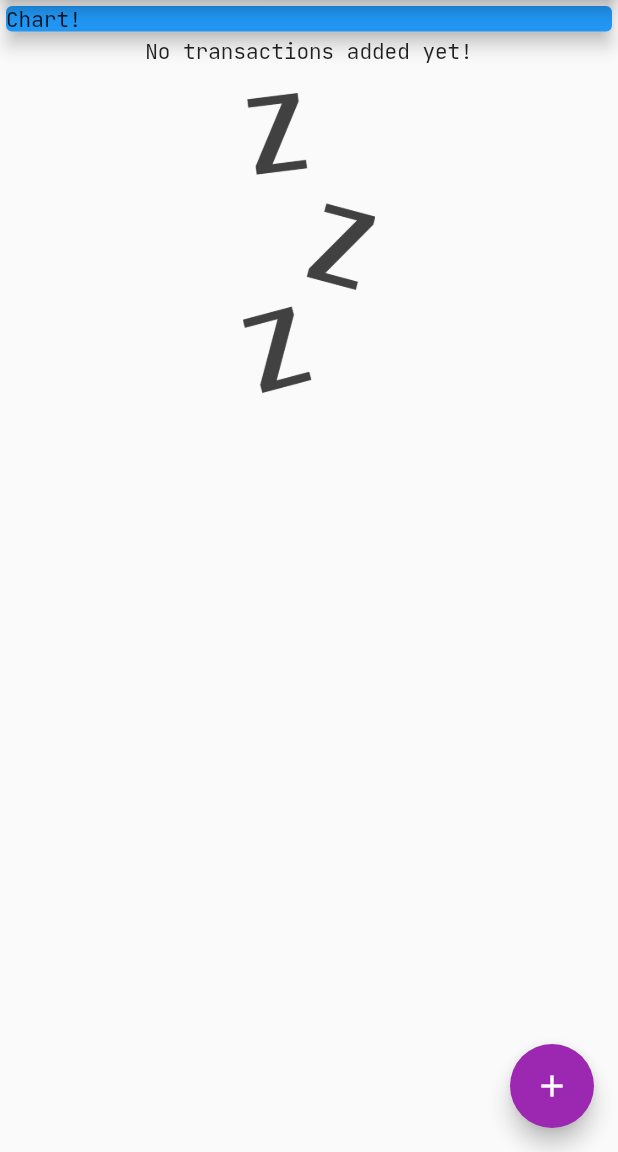
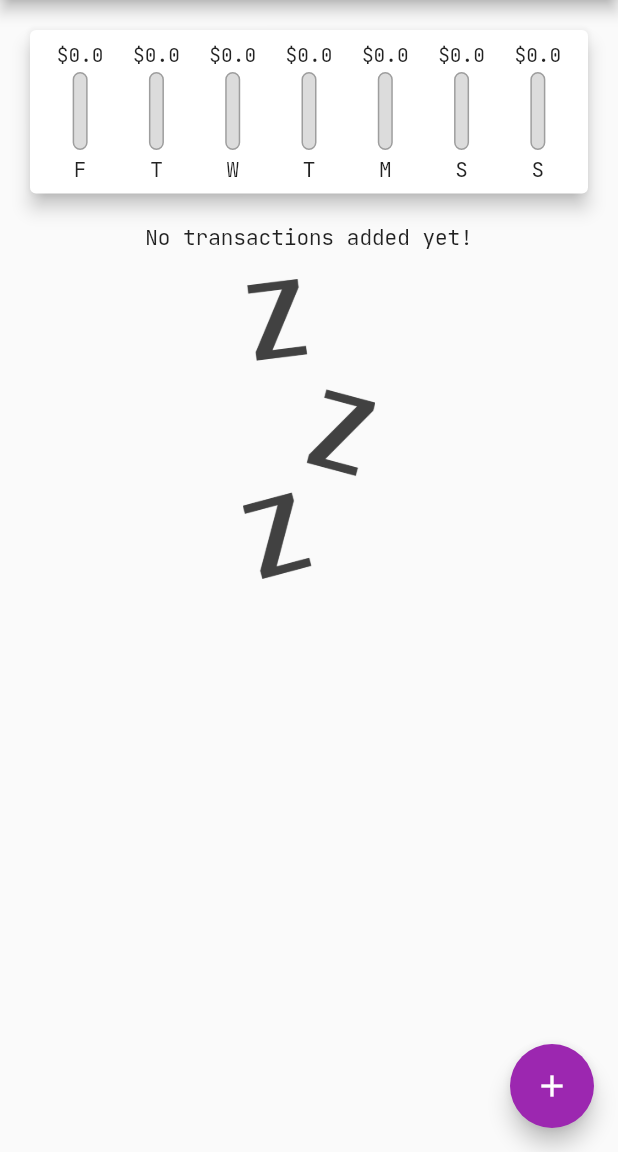
Before and after one commit to ituxka/personal_expenses, a Flutter app: the screen it shows after launch, on a phone screen of 412 x 824 dp, the part 84-1236 px from its top. Run offline on Flutter 3.47's test engine with Material 2 defaults, Android fonts, the phone set to English and light mode, and no system bars; our stand-ins replace date_format.

Commit message:
add char widget and logic

```diff
--- a/lib/models/transaction.dart
+++ b/lib/models/transaction.dart
@@ -21,6 +21,11 @@ class TransactionModel extends ChangeNotifier {
 
   UnmodifiableListView<Transaction> get transactions => UnmodifiableListView(_transactions);
 
+  UnmodifiableListView<Transaction> get recentTransactions =>
+      UnmodifiableListView(_transactions.where((tx) => tx.date.isAfter(_lastWeek)));
+
+  static get _lastWeek => DateTime.now().subtract(Duration(days: 7));
+
   void addTx(String title, double amount) {
     final newTx = Transaction(
       id: DateTime.now().toString(),
--- a/lib/widgets/chart/chart.dart
+++ b/lib/widgets/chart/chart.dart
@@ -1,15 +1,86 @@
+import 'package:date_format/date_format.dart';
 import 'package:flutter/material.dart';
+import 'package:personal_expenses/models/transaction.dart';
+import 'package:personal_expenses/widgets/chart/chart_bar.dart';
+import 'package:provider/provider.dart';
+
+class TxValueForChart {
+  TxValueForChart({this.day, this.amount});
+
+  double amount;
+  String day;
+}
 
 class Chart extends StatelessWidget {
+  static List<TxValueForChart> groupedTransactionsValues(BuildContext ctx, List<Transaction> recentTx) {
+    return List.generate(7, (int index) {
+      final weekDay = DateTime.now().subtract(Duration(days: index));
+
+      double totalAmount = 0;
+      for (var tx in recentTx) {
+        if (_isTransactionInCurrentDay(tx, weekDay)) {
+          totalAmount += tx.amount;
+        }
+      }
+
+      return TxValueForChart(
+        day: _firstLetterOfWeek(weekDay),
+        amount: totalAmount,
+      );
+    });
+  }
+
+  static String _firstLetterOfWeek(DateTime weekDay) => formatDate(weekDay, [D])[0].toUpperCase();
+
+  static bool _isTransactionInCurrentDay(Transaction tx, DateTime targetDay) {
+    if (tx.date.day == targetDay.day && tx.date.month == targetDay.month && tx.date.year == targetDay.year) {
+      return true;
+    }
+
+    return false;
+  }
+
+  final Function maxSpending = (List<TxValueForChart> txValues) {
+    return txValues.fold<double>(0.0, (sum, txValue) => sum + txValue.amount);
+  };
+
   @override
-  Widget build(BuildContext context) {
+  Widget build(BuildContext ctx) {
     return Container(
       width: double.infinity,
-      child: Card(
-        color: Colors.blue,
-        elevation: 5,
-        child: Text('Chart!'),
+      child: Consumer<TransactionModel>(
+        builder: (ctx, transaction, _) {
+          final groupedTxValues = groupedTransactionsValues(ctx, transaction.recentTransactions);
+          return Card(
+            elevation: 5,
+            margin: EdgeInsets.all(20),
+            child: Padding(
+              padding: const EdgeInsets.all(8),
+              child: Row(
+                mainAxisAlignment: MainAxisAlignment.spaceAround,
+                children: chartBars(groupedTxValues, maxSpending(groupedTxValues)),
+              ),
+            ),
+          );
+        },
       ),
     );
   }
 }
+
+typedef List<Widget> CreateChartBars(List<TxValueForChart> groupedTxValues, double totalSpending);
+
+final CreateChartBars chartBars = (List<TxValueForChart> groupedTxValues, double totalSpending) {
+  return groupedTxValues.map((txValue) {
+    final spendingPercentage = totalSpending == 0.0 ? 0.0 : txValue.amount / totalSpending;
+
+    return Flexible(
+      fit: FlexFit.tight,
+      child: ChartBar(
+        label: txValue.day,
+        spendingAmount: txValue.amount,
+        spendingPercentageOfTotal: spendingPercentage,
+      ),
+    );
+  }).toList();
+};
--- /dev/null
+++ b/lib/widgets/chart/chart_bar.dart
@@ -0,0 +1,59 @@
+import 'package:flutter/material.dart';
+
+class ChartBar extends StatelessWidget {
+  ChartBar({
+    @required this.label,
+    @required this.spendingAmount,
+    @required this.spendingPercentageOfTotal,
+  });
+
+  final String label;
+  final double spendingAmount;
+  final double spendingPercentageOfTotal;
+
+  @override
+  Widget build(BuildContext context) {
+    return Column(
+      children: <Widget>[
+        FittedBox(
+          child: Text(
+            '\$${spendingAmount.toStringAsFixed(1)}',
+            style: TextStyle(fontSize: 13),
+          ),
+        ),
+        Container(
+          padding: EdgeInsets.symmetric(vertical: 4),
+          width: 10,
+          height: 60,
+          child: Stack(
+            children: <Widget>[
+              barBase,
+              FractionallySizedBox(
+                heightFactor: spendingPercentageOfTotal,
+                child: barIndicator(context),
+              ),
+            ],
+          ),
+        ),
+        Text(label),
+      ],
+    );
+  }
+}
+
+final Widget barBase = Container(
+  decoration: BoxDecoration(
+    color: Color.fromRGBO(220, 220, 220, 1),
+    border: Border.all(color: Colors.grey, width: 1),
+    borderRadius: BorderRadius.circular(20),
+  ),
+);
+
+final Function barIndicator = (BuildContext ctx) {
+  return Container(
+    decoration: BoxDecoration(
+      color: Theme.of(ctx).primaryColor,
+      borderRadius: BorderRadius.circular(20),
+    ),
+  );
+};
```
